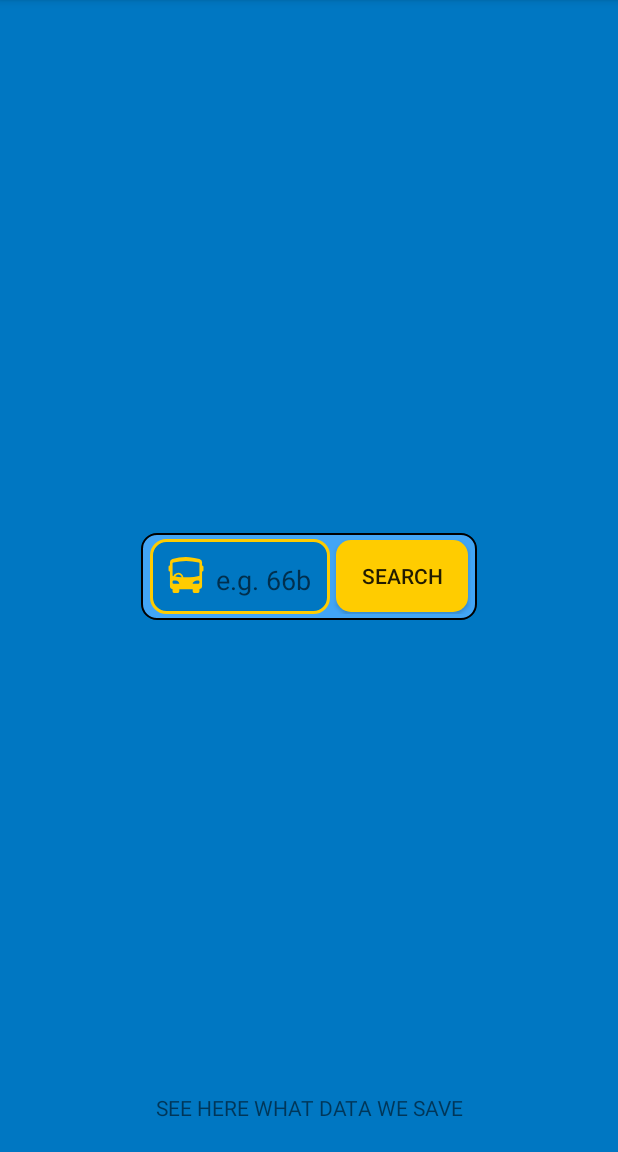
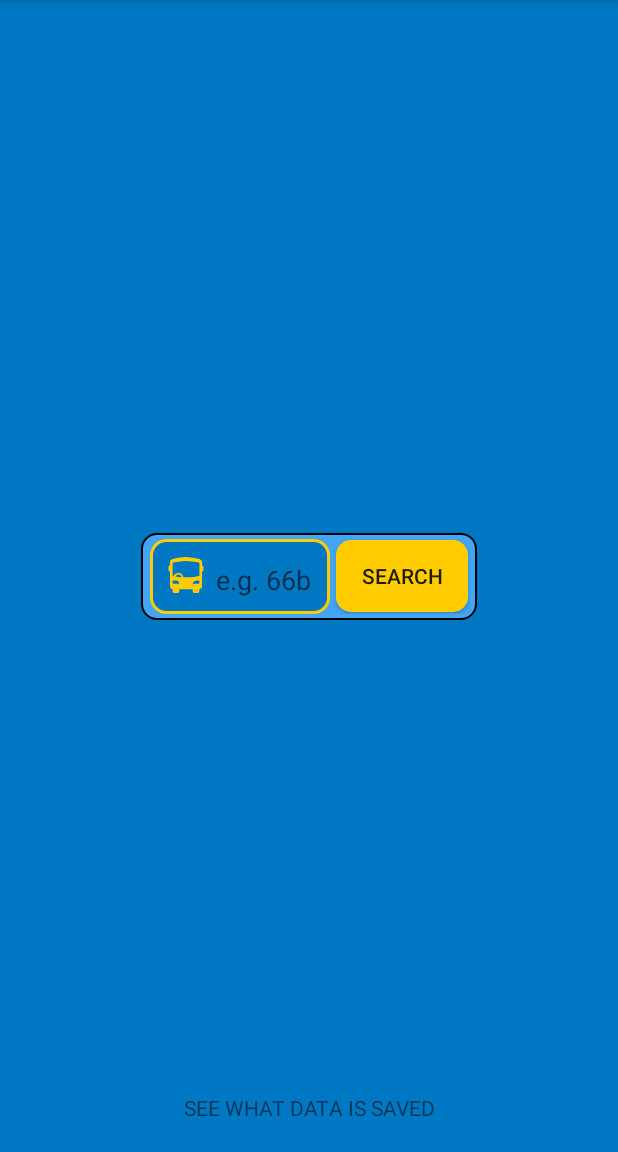
Before and after one commit to nachC/DublinBusAlarm, an Android app: the screen it shows after launch (MainActivity), on a phone screen of 412 x 824 dp, the part 84-1236 px from its top. Run offline under Robolectric (Android 15) with nearby library versions, the phone set to English and light mode, and no system bars; our stand-ins replace Dagger/Hilt's generated code, Firebase (no records; nobody signed in at launch, a user with empty details on screens opened directly), RxJava, data binding, navigation-ui.

Commit message:
Fixed bug where repeatedly clicking a marker would increase the zoom level. Set a max zoom level. Changed text in alertDialog showing what data is saved

```diff
--- a/app/src/main/java/com/nachc/dba/googlemaps/MapsFragment.kt
+++ b/app/src/main/java/com/nachc/dba/googlemaps/MapsFragment.kt
@@ -42,7 +42,8 @@ import java.util.*
 class MapsFragment : Fragment() {
 
     private val TAG = "MapsFragment"
-    private val CAMERA_ZOOM = 13F
+    private val FIRST_CAMERA_ZOOM = 13F
+    private val MAX_ZOOM = 15F
     private val REQUEST_CHECK_SETTINGS = 526
     private val TRIGGER_DISTANCE_TO_STOP = 100F
     private val ALARM_DELAY = 500
@@ -81,6 +82,7 @@ class MapsFragment : Fragment() {
          * user has installed Google Play services and returned to the app.
          */
         this.googleMap = googleMap
+        googleMap.setMaxZoomPreference(MAX_ZOOM)
 
         if (ContextCompat.checkSelfPermission(
                 requireContext(),
@@ -109,7 +111,7 @@ class MapsFragment : Fragment() {
         drawPolylines(googleMap, trip.shape!!)
 
         // move camera to the first stop
-        googleMap.moveCamera(CameraUpdateFactory.newLatLngZoom(firstStop, CAMERA_ZOOM))
+        googleMap.moveCamera(CameraUpdateFactory.newLatLngZoom(firstStop, FIRST_CAMERA_ZOOM))
 
         googleMap.setOnMarkerClickListener { marker ->
             googleMap.animateCamera(CameraUpdateFactory.zoomTo(20F))
--- a/app/src/main/java/com/nachc/dba/searchscreen/SearchScreenFragment.kt
+++ b/app/src/main/java/com/nachc/dba/searchscreen/SearchScreenFragment.kt
@@ -209,14 +209,16 @@ class SearchScreenFragment : Fragment() {
     // regarding what data is saved to the DB
     fun showDataSavedDialog() {
         AlertDialog.Builder(activity)
-            .setTitle("Data we save")
+            .setTitle("Data saved")
             .setMessage(
                 """
-            We save exactly four things:
+            Four things are saved to the database:
             - The coordinates of the stop you selected.
             - Your coordinates at the moment you select a stop.
             - The time it took for the bus to reach the selected stop.
             - The date the trip was made.
+            No data is saved that could identify you or your device.
+            The goal is to gain insights in what routes and stops are frequently used, and the time it takes for the given trips.
             """.trimIndent()
             ) // A null listener allows the button to dismiss the dialog and take no further action.
             .setPositiveButton(android.R.string.ok, null)
--- a/app/src/main/res/values/strings.xml
+++ b/app/src/main/res/values/strings.xml
@@ -6,7 +6,7 @@
     <string name="inputLine">Enter Bus Line</string>
     <string name="inputLineHint">e.g. 66b</string>
     <string name="searchBtn">Search</string>
-    <string name="dataSavedTextView">See here what data we save</string>
+    <string name="dataSavedTextView">See what data is saved</string>
     <string name="routeError">An error occurred while searching the route</string>
 
     <!-- MapsActivity -->
```
Also changed, not shown: 1 other file.
